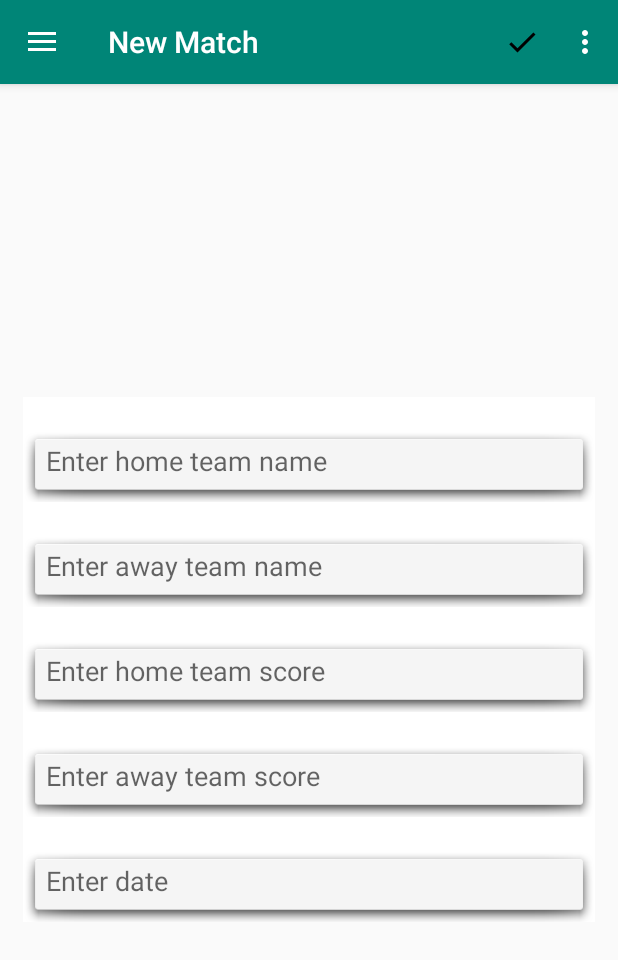
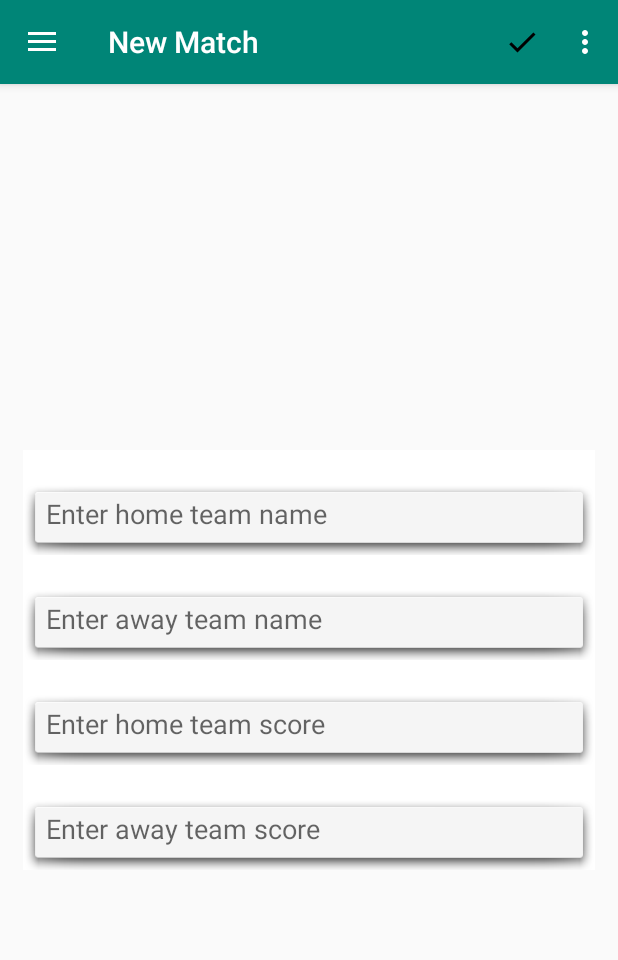
Before and after one commit to haroldsnyers/hockey_tracker, an Android app: the screen it shows after launch (MainActivity), after a tap on an icon or button, on a phone screen of 412 x 824 dp. Shown: the top 960 px of the screen. Run offline under Robolectric (Android 15) with nearby library versions, the phone set to English and light mode, and no system bars.

Commit message:
update database insert
fixing progress poppup for database insert
adding real time date

```diff
--- a/app/src/main/java/ck/edu/com/hockey_tracker/Data/ConnectionFactory.java
+++ /dev/null
@@ -1,4 +0,0 @@
-package ck.edu.com.hockey_tracker.Data;
-
-public class ConnectionFactory {
-}
--- a/app/src/main/res/layout/layout_match_view_model.xml
+++ /dev/null
@@ -1,6 +0,0 @@
-<?xml version="1.0" encoding="utf-8"?>
-<LinearLayout xmlns:android="http://schemas.android.com/apk/res/android"
-    android:orientation="vertical" android:layout_width="match_parent"
-    android:layout_height="match_parent">
-
-</LinearLayout>
--- a/hockey_tracker/app/src/main/java/ck/edu/com/hockey_tracker/Data/DatabaseHelper.java
+++ b/hockey_tracker/app/src/main/java/ck/edu/com/hockey_tracker/Data/DatabaseHelper.java
@@ -5,6 +5,9 @@ import android.content.Context;
 import android.database.Cursor;
 import android.database.sqlite.SQLiteDatabase;
 import android.database.sqlite.SQLiteOpenHelper;
+
+import java.time.LocalDateTime;
+import java.time.format.DateTimeFormatter;
 import java.util.ArrayList;
 import java.util.Date;
 
@@ -26,7 +29,7 @@ public class DatabaseHelper extends SQLiteOpenHelper {
     public void onCreate(SQLiteDatabase db) {
         String query;
         //creating table
-        query = "CREATE TABLE " + TABLE_NAME + "(ID INTEGER PRIMARY KEY, HomeTeam TEXT, AwayTeam TEXT, HomeTeam_score INTEGER, AwayTeam_score, Date_match TEXT)";
+        query = "CREATE TABLE " + TABLE_NAME + "(ID INTEGER PRIMARY KEY, HomeTeam TEXT, AwayTeam TEXT, HomeTeam_score INTEGER, AwayTeam_score INTEGER, Date_match TEXT)";
         db.execSQL(query);
     }
 
@@ -41,14 +44,17 @@ public class DatabaseHelper extends SQLiteOpenHelper {
     public void addmatch(String hometeam, String awayteam, int scoreteamhome, int scoreteamaway, String date) {
         SQLiteDatabase sqLiteDatabase = this .getWritableDatabase();
         ContentValues values = new ContentValues();
+
         values.put("HomeTeam", hometeam);
         values.put("AwayTeam", awayteam);
         values.put("HomeTeam_score", scoreteamhome);
         values.put("AwayTeam_score", scoreteamaway);
+
         values.put("Date_match", date);
 
         //inserting new row
         sqLiteDatabase.insert(TABLE_NAME, null , values);
+        deleteLatest();
         //close database connection
         sqLiteDatabase.close();
     }
@@ -79,6 +85,11 @@ public class DatabaseHelper extends SQLiteOpenHelper {
         return arrayList;
     }
 
+    public void deleteLatest() {
+        SQLiteDatabase sqLiteDatabase = this.getWritableDatabase();
+        sqLiteDatabase.delete(TABLE_NAME, "id not in (select id from " + TABLE_NAME  + " order by Date_match desc limit 10)", null);
+    }
+
     //delete the note
     public void delete(String ID) {
         SQLiteDatabase sqLiteDatabase = this.getWritableDatabase();
--- a/hockey_tracker/app/src/main/res/layout/fragment_new_match.xml
+++ b/hockey_tracker/app/src/main/res/layout/fragment_new_match.xml
@@ -51,16 +51,6 @@
         android:inputType="number"
         android:padding="15dp"/>
 
-    <EditText
-        android:id="@+id/date"
-        android:layout_width="match_parent"
-        android:layout_height="50dp"
-        android:layout_marginTop="20sp"
-        android:background="@android:drawable/dialog_holo_light_frame"
-        android:hint="Enter date"
-        android:inputType="date"
-        android:padding="15dp"/>
-
     <!--<Button-->
         <!--android:id="@+id/submit"-->
         <!--android:layout_width="200dp"-->
```
Also changed, not shown: hockey_tracker/app/src/main/java/ck/edu/com/hockey_tracker/Fragments/newMatchFragment.java (+9 -5 lines), hockey_tracker/app/src/main/java/ck/edu/com/hockey_tracker/MainActivity.java (+5 -9 lines), 1 other file.
